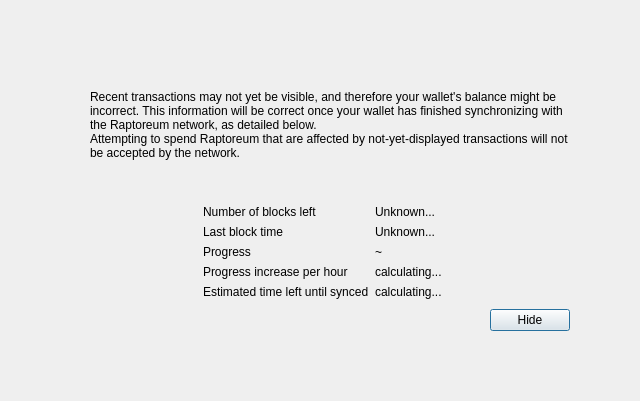
First picture: the form in src/qt/forms/modaloverlay.ui, repository stabner/HashmonkeyCoin, before the edit.
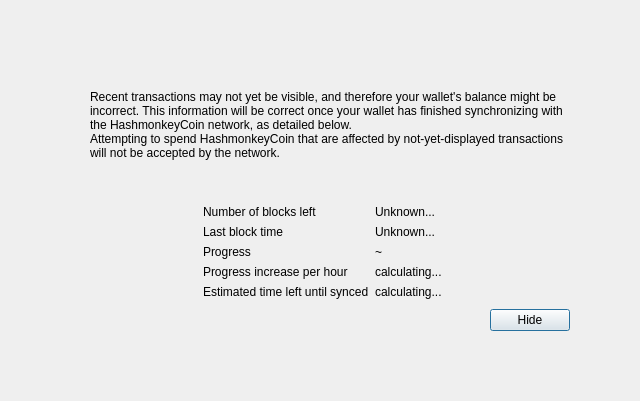
Second picture: the form after the edit. Custom widgets are drawn as their Qt base class.

```diff
--- a/src/qt/forms/modaloverlay.ui
+++ b/src/qt/forms/modaloverlay.ui
@@ -111,7 +111,7 @@
              <item>
               <widget class="QLabel" name="infoText">
                <property name="text">
-                <string>Recent transactions may not yet be visible, and therefore your wallet's balance might be incorrect. This information will be correct once your wallet has finished synchronizing with the Raptoreum network, as detailed below.</string>
+                <string>Recent transactions may not yet be visible, and therefore your wallet's balance might be incorrect. This information will be correct once your wallet has finished synchronizing with the HashmonkeyCoin network, as detailed below.</string>
                </property>
                <property name="textFormat">
                 <enum>Qt::RichText</enum>
@@ -124,7 +124,7 @@
              <item>
               <widget class="QLabel" name="infoTextStrong">
                <property name="text">
-                <string>Attempting to spend Raptoreum that are affected by not-yet-displayed transactions will not be accepted by the network.</string>
+                <string>Attempting to spend HashmonkeyCoin that are affected by not-yet-displayed transactions will not be accepted by the network.</string>
                </property>
                <property name="textFormat">
                 <enum>Qt::RichText</enum>
```
